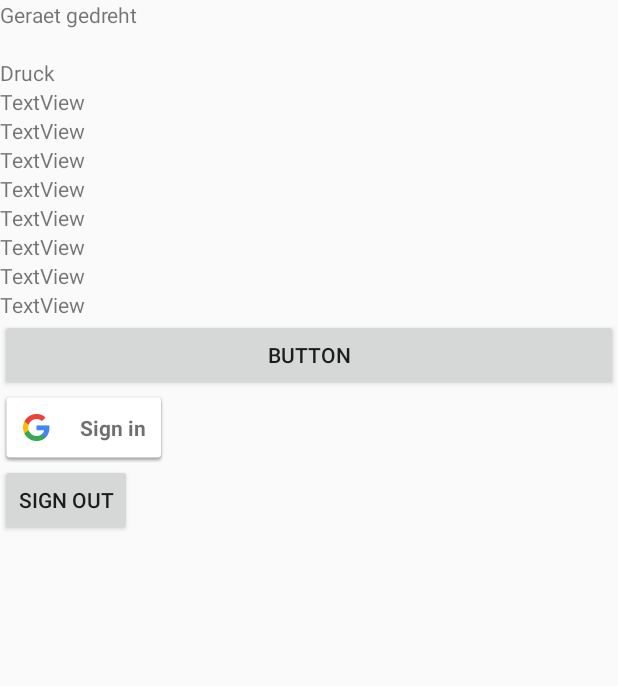
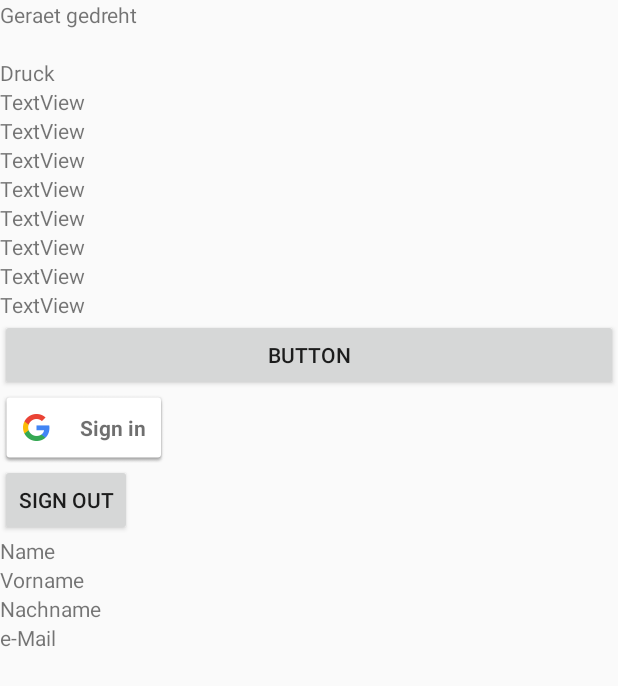
Before and after one commit to Wasilok/AndroidPraktikum, an Android app: the layout activity_main.xml on its own in the app's theme, with its tools: preview values and no code run, on a phone screen of 412 x 824 dp. Shown: the top 686 px of the screen. Run offline under Robolectric (Android 15) with nearby library versions, the phone set to English and light mode, and no system bars.

Commit message:
Vollständig funktionales Projekt (Abgabe 2) MainActivity_XML

```diff
--- a/app/src/main/res/layout/activity_main.xml
+++ b/app/src/main/res/layout/activity_main.xml
@@ -143,9 +143,57 @@
         android:id="@+id/button_sign_out"
         android:layout_width="wrap_content"
         android:layout_height="wrap_content"
+        android:onClick="clear"
         android:text="Sign Out"
         tools:ignore="MissingConstraints"
         tools:layout_editor_absoluteX="162dp"
         tools:layout_editor_absoluteY="597dp" />
 
+    <TextView
+
+        android:id="@+id/tVpersonName"
+
+        android:layout_width="match_parent"
+
+        android:layout_height="wrap_content"
+
+        android:text="Name" />
+
+    <TextView
+
+        android:id="@+id/tVpersonGivenName"
+
+        android:layout_width="match_parent"
+
+        android:layout_height="wrap_content"
+
+        android:text="Vorname" />
+
+    <TextView
+
+        android:id="@+id/tVpersonFamilyName"
+
+        android:layout_width="match_parent"
+
+        android:layout_height="wrap_content"
+
+        android:text="Nachname" />
+
+    <TextView
+
+        android:id="@+id/tVpersonEmail"
+
+        android:layout_width="match_parent"
+
+        android:layout_height="wrap_content"
+
+        android:text="e-Mail" />
+
+    <ImageView
+        android:id="@+id/tVpersonPhoto"
+        android:layout_width="match_parent"
+        android:layout_height="wrap_content"
+        android:visibility="invisible"
+        tools:srcCompat="@tools:sample/avatars" />
+
 </LinearLayout>
```
